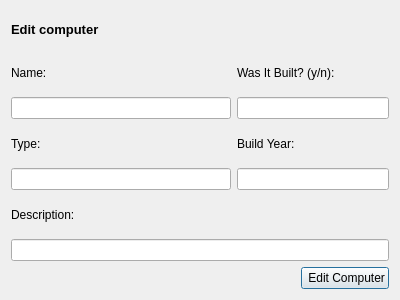
The window that vika3/ui/editcomputer.ui (hlynurstef/Verklegt-namskeid-1-vika-3) describes before a commit, drawn with Qt 5.
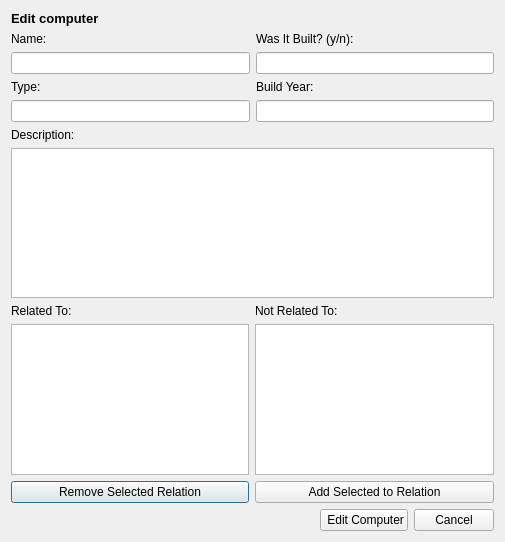
The same window after the commit. Icons and pictures are not drawn.

Commit message: added layout for edit windows

Diff of the .ui file:
```diff
--- a/vika3/ui/editcomputer.ui
+++ b/vika3/ui/editcomputer.ui
@@ -6,8 +6,8 @@
    <rect>
     <x>0</x>
     <y>0</y>
-    <width>400</width>
-    <height>300</height>
+    <width>505</width>
+    <height>542</height>
    </rect>
   </property>
   <property name="windowTitle">
@@ -17,70 +17,196 @@
    <iconset resource="resources.qrc">
     <normaloff>:/icons/Images/edit_.png</normaloff>:/icons/Images/edit_.png</iconset>
   </property>
-  <layout class="QGridLayout" name="gridLayout">
-   <item row="0" column="0">
-    <widget class="QLabel" name="label_editComputer">
+  <layout class="QVBoxLayout" name="verticalLayout_5">
+   <item>
+    <widget class="QLabel" name="label_edit_computer">
      <property name="text">
       <string>&lt;html&gt;&lt;head/&gt;&lt;body&gt;&lt;p&gt;&lt;span style=&quot; font-size:10pt; font-weight:600;&quot;&gt;Edit computer&lt;/span&gt;&lt;/p&gt;&lt;/body&gt;&lt;/html&gt;</string>
      </property>
     </widget>
    </item>
-   <item row="1" column="0">
+   <item>
+    <layout class="QHBoxLayout" name="horizontalLayout_5">
+     <item>
+      <layout class="QVBoxLayout" name="verticalLayout_2">
+       <item>
+        <layout class="QHBoxLayout" name="horizontalLayout">
+         <item>
     <widget class="QLabel" name="label_name">
      <property name="text">
       <string>Name:</string>
      </property>
     </widget>
    </item>
-   <item row="1" column="1" colspan="2">
-    <widget class="QLabel" name="label_wasbuilt">
+         <item>
+          <widget class="QLabel" name="label_name_error">
      <property name="text">
-      <string>Was It Built? (y/n):</string>
+            <string/>
      </property>
     </widget>
    </item>
-   <item row="2" column="0">
-    <widget class="QLineEdit" name="lineEdit_name"/>
-   </item>
-   <item row="2" column="1" colspan="2">
-    <widget class="QLineEdit" name="lineEdit_wasbuilt"/>
-   </item>
-   <item row="3" column="0">
+        </layout>
+       </item>
+       <item>
+        <widget class="QLineEdit" name="edit_name"/>
+       </item>
+       <item>
+        <layout class="QHBoxLayout" name="horizontalLayout_3">
+         <item>
     <widget class="QLabel" name="label_type">
      <property name="text">
       <string>Type:</string>
      </property>
     </widget>
    </item>
-   <item row="3" column="1">
+         <item>
+          <widget class="QLabel" name="label_type_error">
+           <property name="text">
+            <string/>
+           </property>
+          </widget>
+         </item>
+        </layout>
+       </item>
+       <item>
+        <widget class="QLineEdit" name="edit_type"/>
+       </item>
+      </layout>
+     </item>
+     <item>
+      <layout class="QVBoxLayout" name="verticalLayout">
+       <item>
+        <layout class="QHBoxLayout" name="horizontalLayout_2">
+         <item>
+          <widget class="QLabel" name="label_wasbuilt">
+           <property name="text">
+            <string>Was It Built? (y/n):</string>
+           </property>
+          </widget>
+         </item>
+         <item>
+          <widget class="QLabel" name="label_wasbuilt_error">
+           <property name="text">
+            <string/>
+           </property>
+          </widget>
+         </item>
+        </layout>
+       </item>
+       <item>
+        <widget class="QLineEdit" name="edit_wasbuilt"/>
+       </item>
+       <item>
     <widget class="QLabel" name="label_buildYear">
      <property name="text">
       <string>Build Year:</string>
      </property>
     </widget>
    </item>
-   <item row="4" column="0">
-    <widget class="QLineEdit" name="lineEdit_type"/>
-   </item>
-   <item row="4" column="1" colspan="2">
-    <widget class="QLineEdit" name="lineEdit_buildyear"/>
-   </item>
-   <item row="5" column="0">
+       <item>
+        <widget class="QLineEdit" name="edit_buildyear"/>
+       </item>
+      </layout>
+     </item>
+    </layout>
+   </item>
+   <item>
+    <layout class="QHBoxLayout" name="horizontalLayout_4">
+     <item>
     <widget class="QLabel" name="label_description">
      <property name="text">
       <string>Description:</string>
      </property>
     </widget>
    </item>
-   <item row="6" column="0" colspan="3">
-    <widget class="QLineEdit" name="lineEdit_description"/>
-   </item>
-   <item row="7" column="2">
+     <item>
+      <widget class="QLabel" name="label_description_error">
+       <property name="text">
+        <string/>
+       </property>
+      </widget>
+     </item>
+    </layout>
+   </item>
+   <item>
+    <widget class="QTextEdit" name="edit_description"/>
+   </item>
+   <item>
+    <layout class="QHBoxLayout" name="horizontalLayout_6">
+     <item>
+      <layout class="QVBoxLayout" name="verticalLayout_4">
+       <item>
+        <widget class="QLabel" name="label_related_to">
+         <property name="text">
+          <string>Related To:</string>
+         </property>
+        </widget>
+       </item>
+       <item>
+        <widget class="QListWidget" name="list_related_pioneers"/>
+       </item>
+       <item>
+        <widget class="QPushButton" name="button_remove_relation">
+         <property name="text">
+          <string>Remove Selected Relation</string>
+         </property>
+        </widget>
+       </item>
+      </layout>
+     </item>
+     <item>
+      <layout class="QVBoxLayout" name="verticalLayout_3">
+       <item>
+        <widget class="QLabel" name="label_not_related_to">
+         <property name="text">
+          <string>Not Related To:</string>
+         </property>
+        </widget>
+       </item>
+       <item>
+        <widget class="QListWidget" name="list_unrelated_pioneers"/>
+       </item>
+       <item>
+        <widget class="QPushButton" name="button_add_relation">
+         <property name="text">
+          <string>Add Selected to Relation</string>
+         </property>
+        </widget>
+       </item>
+      </layout>
+     </item>
+    </layout>
+   </item>
+   <item>
+    <layout class="QHBoxLayout" name="horizontalLayout_7">
+     <item>
+      <spacer name="horizontalSpacer">
+       <property name="orientation">
+        <enum>Qt::Horizontal</enum>
+       </property>
+       <property name="sizeHint" stdset="0">
+        <size>
+         <width>40</width>
+         <height>20</height>
+        </size>
+       </property>
+      </spacer>
+     </item>
+     <item>
     <widget class="QPushButton" name="pushButton_editcomputer">
      <property name="text">
       <string> Edit Computer</string>
      </property>
     </widget>
+     </item>
+     <item>
+      <widget class="QPushButton" name="button_cancel">
+       <property name="text">
+        <string>Cancel</string>
+       </property>
+      </widget>
+     </item>
+    </layout>
    </item>
   </layout>
  </widget>
```
Lines whose indentation alone changed are shown as unchanged. The commit also changes 2 other files.
